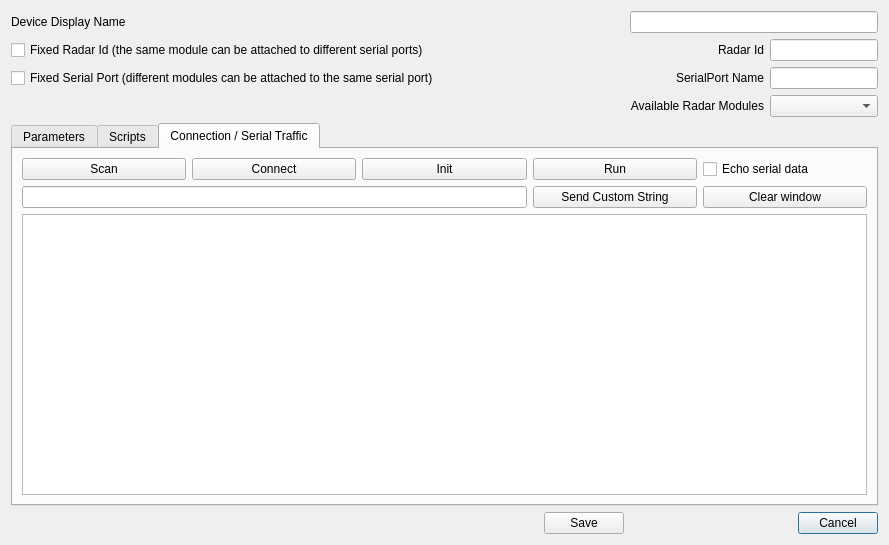
Above: uiElements/wndradarinstanceeditor.ui from ARIA-Sensing-srl/ARIA_RDK before the change. Below: the same form after it.
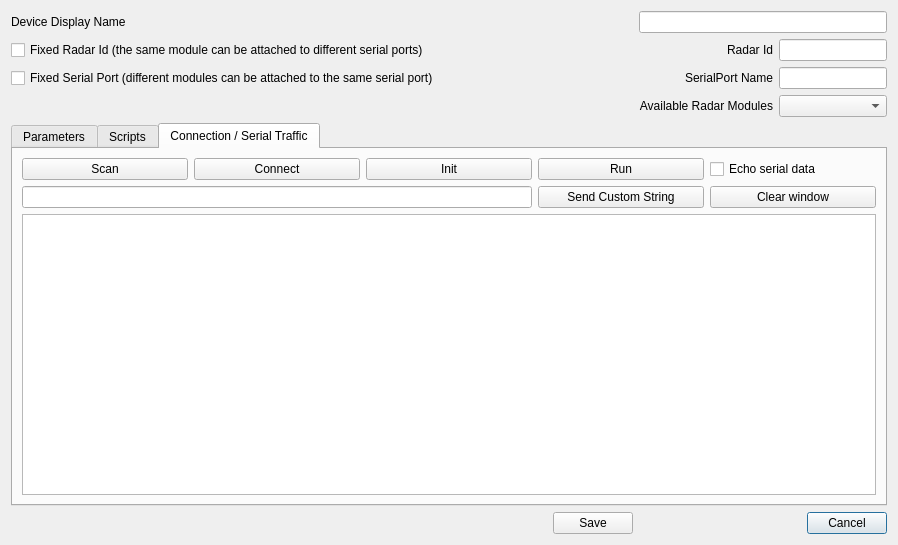
That is the form after the change. The open tabs and pages were chosen to show the change. Icons and pictures are not drawn.

What changed in the file:
```diff
--- a/uiElements/wndradarinstanceeditor.ui
+++ b/uiElements/wndradarinstanceeditor.ui
@@ -6,7 +6,7 @@
    <rect>
     <x>0</x>
     <y>0</y>
-    <width>889</width>
+    <width>898</width>
     <height>545</height>
    </rect>
   </property>
```
Left out of the diff: 2 changed lines with no effect on the pictures.
